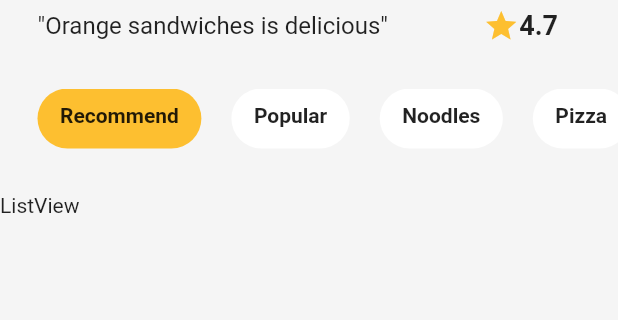
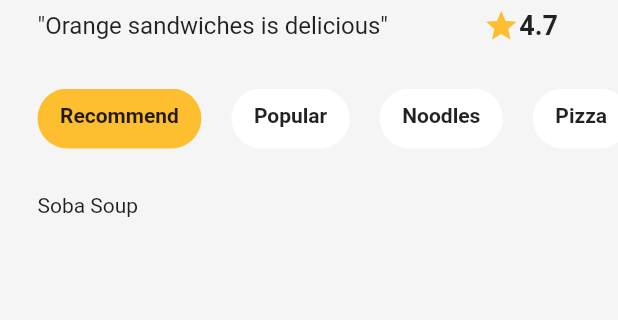
Before and after one commit to SaqifHaque/Flutter-Food-Delivery-App, a Flutter app: the screen it shows after launch, on a phone screen of 412 x 824 dp, the part 240-560 px from its top. Run offline on Flutter 3.47's test engine with Material 2 defaults, Android fonts, the phone set to English and light mode, and no system bars.

Commit message:
working on mapping food item widget

```diff
--- /dev/null
+++ b/lib/widgets/food_item.dart
@@ -0,0 +1,15 @@
+import 'package:flutter/material.dart';
+import 'package:food_delivery_app/models/food.dart';
+
+class FoodItem extends StatelessWidget {
+  final Food food;
+
+  FoodItem(this.food);
+
+  @override
+  Widget build(BuildContext context) {
+    return Container(
+      child: Text(food.name)
+    );
+  }
+}
--- a/lib/widgets/food_list_view.dart
+++ b/lib/widgets/food_list_view.dart
@@ -1,5 +1,6 @@
 import 'package:flutter/material.dart';
 import 'package:food_delivery_app/models/restaurant.dart';
+import 'package:food_delivery_app/widgets/food_item.dart';
 
 class FoodListView extends StatelessWidget {
   final int selected;
@@ -11,8 +12,21 @@ class FoodListView extends StatelessWidget {
 
   @override
   Widget build(BuildContext context) {
+    final category = restaurant.menu.keys.toList();
     return Container(
-      child: Text("ListView")
+      padding: EdgeInsets.symmetric(horizontal: 25),
+      child: PageView(
+        controller: pageController,
+        onPageChanged: (index) => callback(index),
+        children: category.map((e) =>
+            ListView.separated(
+              itemBuilder: (context, index) => FoodItem(
+                restaurant.menu[category[selected]]![index]
+              ),
+              separatorBuilder: (_, index) => SizedBox(height: 15),
+              itemCount: restaurant.menu[category[selected]]!.length,
+            )).toList(),
+      )
     );
   }
 }
```
